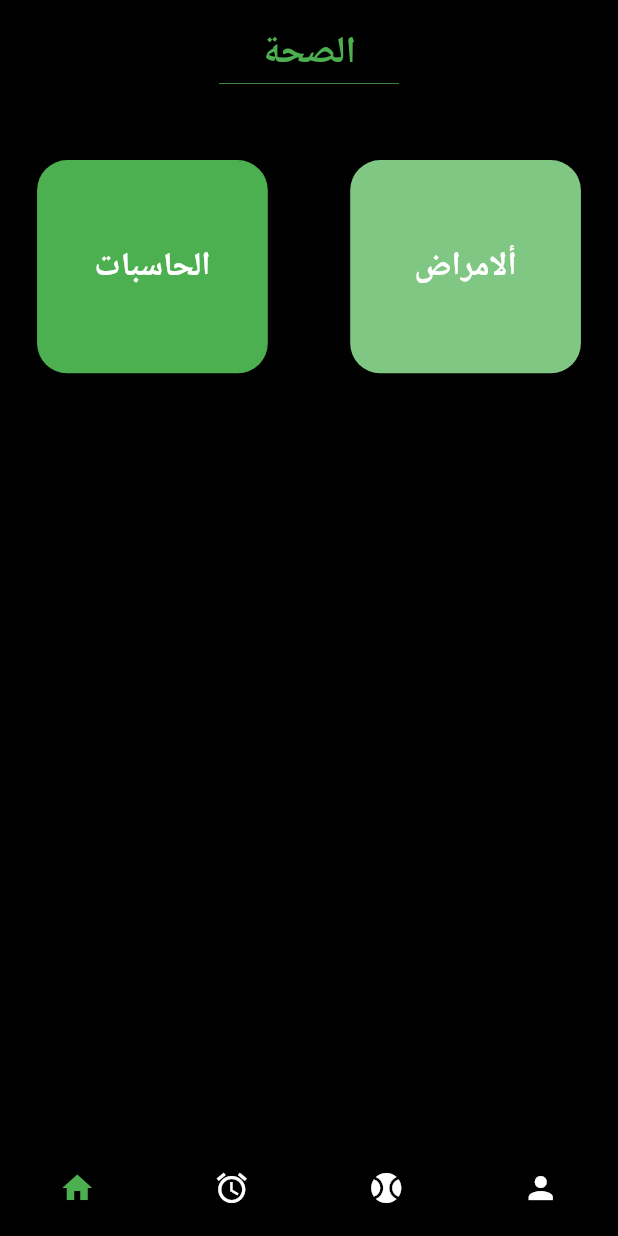
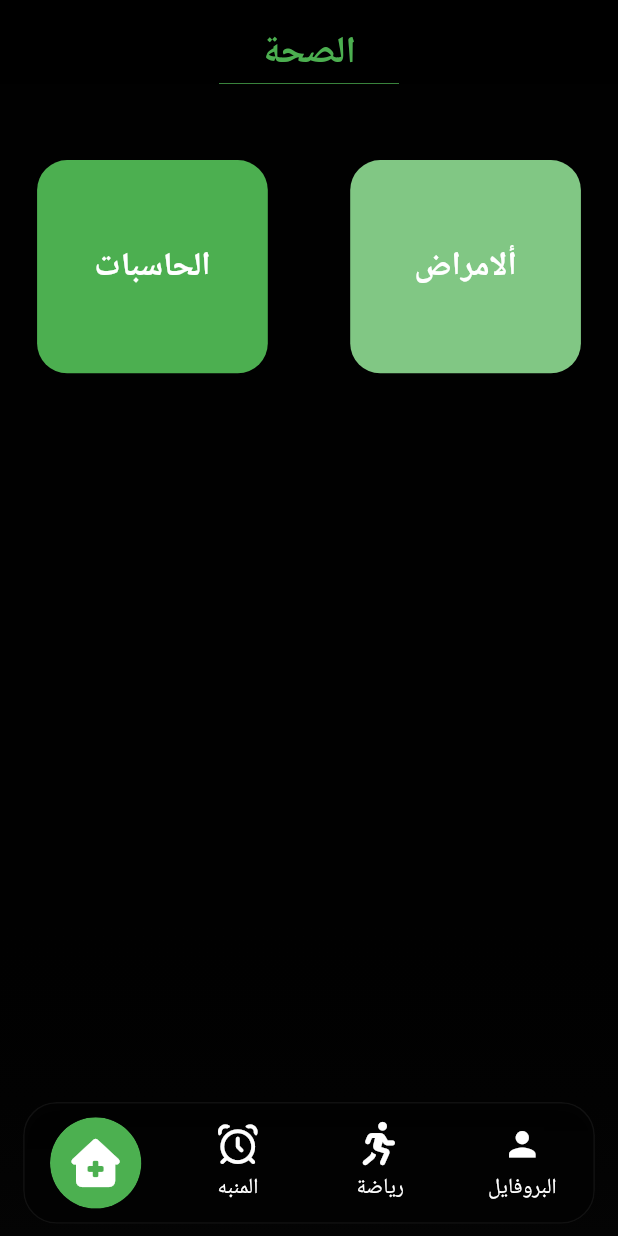
Before and after one commit to abd-alghani-soud/Nafas-Plus, a Flutter app: the screen it shows after launch, after a tap on "Login", on a phone screen of 412 x 824 dp. Run offline on Flutter 3.47's test engine with Material 3 defaults, Android fonts, the light colour scheme and no system bars; our stand-ins replace auto_size_text, bloc, bot_toast, dartz, easy_localization, equatable and 13 more.

Commit message:
edit some files & add custom nav bar to home layer

```diff
--- a/lib/core/constants/my_colors.dart
+++ b/lib/core/constants/my_colors.dart
@@ -7,10 +7,10 @@ class MyColors {
 
   // Visual greens
   static const Color greenNeon = Color(0xFF9de96d);
-  static const Color greenAccent =
+  static const Color greenAccent = Color(0xFF4cb050);
   // Colors.green;
   //  Color.fromARGB(255, 29, 175, 18);
-  Color(0xFF4cb050);
+
   static const Color blueAccent = Color(0xFF0AE0A0);
 
   // gray box
--- a/lib/core/constants/my_images.dart
+++ b/lib/core/constants/my_images.dart
@@ -4,6 +4,6 @@ class MyImages {
   static const String circle1 = 'assets/images/image1.png';
   static const String circle2 = 'assets/images/image.png';
   static const String p1 = 'assets/images/a.jpg';
-  static const String kLogo = 'assets/images/klogo.jpg';
+  static const String kLogo = 'assets/images/klogo.png';
   static const String nameLogo = 'assets/images/logo_name.jpg';
 }
--- a/lib/features/auth/presentation/screens/login_page.dart
+++ b/lib/features/auth/presentation/screens/login_page.dart
@@ -7,7 +7,6 @@ import 'package:nafas/features/auth/presentation/screens/sign_up_page.dart';
 import 'package:nafas/features/auth/presentation/widgets/custom_button.dart';
 import 'package:nafas/features/auth/presentation/widgets/custom_text_field.dart';
 import 'package:nafas/features/home/presentation/screens/first_page.dart';
-import 'package:nafas/features/home/presentation/screens/home_page.dart';
 
 class LoginPage extends StatelessWidget {
   LoginPage({super.key});
@@ -26,12 +25,18 @@ class LoginPage extends StatelessWidget {
             Positioned(
               top: 0,
               left: 0,
-              child: Image(image: AssetImage('assets/images/image1.png')),
+              child: Image(
+                image: AssetImage('assets/images/image1.png'),
+                width: 200,
+              ),
             ),
             Positioned(
               right: 0,
               bottom: 0,
-              child: Image(image: AssetImage('assets/images/image.png')),
+              child: Image(
+                image: AssetImage('assets/images/image.png'),
+                width: 200,
+              ),
             ),
             SingleChildScrollView(
               child: SafeArea(
--- a/lib/features/auth/presentation/screens/sign_up_page.dart
+++ b/lib/features/auth/presentation/screens/sign_up_page.dart
@@ -24,12 +24,18 @@ class SignUpPage extends StatelessWidget {
             Positioned(
               top: 0,
               left: 0,
-              child: Image(image: AssetImage('assets/images/image1.png')),
+              child: Image(
+                image: AssetImage('assets/images/image1.png'),
+                width: 200,
+              ),
             ),
             Positioned(
               right: 0,
               bottom: 0,
-              child: Image(image: AssetImage('assets/images/image.png')),
+              child: Image(
+                image: AssetImage('assets/images/image.png'),
+                width: 200,
+              ),
             ),
             SingleChildScrollView(
               child: SafeArea(
@@ -118,9 +124,7 @@ class SignUpPage extends StatelessWidget {
                         children: [
                           Text(
                             MyString.alreadyHaveAnAccount,
-                            style: TextStyle(
-                              fontSize: 15.sp,
-                            ),
+                            style: TextStyle(fontSize: 15.sp),
                           ),
                           SizedBox(width: 8.w),
                           GestureDetector(
--- a/lib/features/home/presentation/screens/first_page.dart
+++ b/lib/features/home/presentation/screens/first_page.dart
@@ -1,6 +1,9 @@
+import 'dart:ui';
 import 'package:flutter/material.dart';
+import 'package:flutter_screenutil/flutter_screenutil.dart';
 import 'package:nafas/features/alarm_clock/presentation/screens/alarm_clock_page.dart';
 import 'package:nafas/features/home/presentation/screens/home_page.dart';
+import 'package:nafas/features/home/presentation/widgets/custom_nav_bar.dart';
 import 'package:nafas/features/profile/presentation/screens/profile_page.dart';
 import 'package:nafas/features/sport/presentation/screens/sport_page.dart';
 
@@ -12,48 +15,55 @@ class FirstPage extends StatefulWidget {
 }
 
 class _FirstPageState extends State<FirstPage> {
-  ValueNotifier<int> selectedIndex = ValueNotifier(0);
+  final ValueNotifier<int> selectedIndex = ValueNotifier(0);
+
+  @override
+  void dispose() {
+    selectedIndex.dispose();
+    super.dispose();
+  }
 
   @override
   Widget build(BuildContext context) {
-    return ValueListenableBuilder(
+    return ValueListenableBuilder<int>(
       valueListenable: selectedIndex,
       builder: (context, value, child) {
         return Scaffold(
-          backgroundColor: Colors.black,
+          backgroundColor: const Color(0xFF010101),
           extendBody: true,
-          body: IndexedStack(
+          body: Stack(
+            children: [
+              IndexedStack(
                 index: value,
-            children: [
+                children: const [
                   HomePage(),
                   AlarmClockPage(),
                   SportPage(),
                   ProfilePage(),
                 ],
               ),
-          bottomNavigationBar: BottomNavigationBar(
-            currentIndex: selectedIndex.value,
-            type: BottomNavigationBarType.fixed,
-            backgroundColor: Colors.black,
-            selectedItemColor: Colors.green,
-            unselectedItemColor: Colors.white,
-            showSelectedLabels: false,
-            showUnselectedLabels: false,
-            onTap: (value) {
-              selectedIndex.value = value;
-            },
-            items: const [
-              BottomNavigationBarItem(icon: Icon(Icons.home), label: 'الصحة'),
-              BottomNavigationBarItem(icon: Icon(Icons.alarm), label: 'المنبه'),
-              BottomNavigationBarItem(
-                icon: Icon(Icons.sports_baseball_rounded),
-                label: 'رياضة',
+              Positioned(
+                left: 0,
+                right: 0,
+                bottom: 0,
+                height: 220.h,
+                child: Container(
+                  decoration: const BoxDecoration(
+                    gradient: LinearGradient(
+                      begin: Alignment.topCenter,
+                      end: Alignment.bottomCenter,
+                      colors: [
+                        Colors.transparent,
+                        Color.fromARGB(40, 20, 20, 20),
+                      ],
                     ),
-              BottomNavigationBarItem(
-                icon: Icon(Icons.person),
-                label: 'بروفايل',
+                  ),
+                ),
               ),
             ],
+          ),
+          bottomNavigationBar: CustomBottomNav(
+            selectedIndex: selectedIndex,
           ),
         );
       },
--- /dev/null
+++ b/lib/features/home/presentation/widgets/bubble_icon_widget.dart
@@ -0,0 +1,42 @@
+import 'dart:ui';
+import 'package:flutter/material.dart';
+import 'package:flutter_screenutil/flutter_screenutil.dart';
+
+class BubbleIcon extends StatelessWidget {
+  final IconData icon;
+  final double size;
+
+  const BubbleIcon({required this.icon, required this.size, super.key});
+
+  @override
+  Widget build(BuildContext context) {
+    return SizedBox(
+      width: size,
+      height: size,
+      child: ClipOval(
+        child: BackdropFilter(
+          filter: ImageFilter.blur(sigmaX: 6, sigmaY: 6),
+          child: Container(
+            decoration: BoxDecoration(
+              shape: BoxShape.circle,
+              color: const Color(0xFF4cb050),
+              boxShadow: [
+                BoxShadow(
+                  color: const Color(0xFF4cb050).withOpacity(0.5),
+                  blurRadius: 15,
+                  offset: const Offset(0, 5),
+                ),
+              ],
+            ),
+            child: Center(
+              child: Transform.translate(
+                offset: const Offset(0, 0),
+                child: Icon(icon, size: (size * 0.48).sp, color: Colors.white),
+              ),
+            ),
+          ),
+        ),
+      ),
+    );
+  }
+}
--- /dev/null
+++ b/lib/features/home/presentation/widgets/custom_nav_bar.dart
@@ -0,0 +1,89 @@
+import 'dart:ui';
+import 'package:flutter/material.dart';
+import 'package:flutter_screenutil/flutter_screenutil.dart';
+import 'package:font_awesome_flutter/font_awesome_flutter.dart';
+import 'package:nafas/features/home/presentation/widgets/bubble_icon_widget.dart';
+
+class CustomBottomNav extends StatelessWidget {
+  final ValueNotifier<int> selectedIndex;
+  const CustomBottomNav({required this.selectedIndex, super.key});
+
+  @override
+  Widget build(BuildContext context) {
+    final List<IconData> iconList = [
+      FontAwesomeIcons.houseMedical,
+      FontAwesomeIcons.alarmClock,
+      FontAwesomeIcons.personRunning,
+      Icons.person,
+    ];
+    final List<String> labels = [
+      'الصحة',
+      'المنبه',
+      'رياضة',
+      'البروفايل',
+    ];
+    final double bottomInset = MediaQuery.of(context).viewPadding.bottom;
+    final double containerHeight = 80.h;
+
+    return Padding(
+      padding: EdgeInsets.only(left: 14.w, right: 14.w, bottom: bottomInset + 8.h),
+      child: ClipRRect(
+        borderRadius: BorderRadius.circular(22.r),
+        child: BackdropFilter(
+          filter: ImageFilter.blur(sigmaX: 18.0, sigmaY: 18.0),
+          child: Container(
+            height: containerHeight,
+            decoration: BoxDecoration(
+              color: Colors.black.withOpacity(0.18),
+              borderRadius: BorderRadius.circular(22.r),
+              border: Border.all(color: Colors.white.withOpacity(0.06), width: 1),
+              boxShadow: [
+                BoxShadow(
+                  color: Colors.black.withOpacity(0.35),
+                  blurRadius: 8,
+                  offset: const Offset(0, 3),
+                ),
+              ],
+            ),
+            child: Row(
+              crossAxisAlignment: CrossAxisAlignment.center,
+              children: List.generate(iconList.length, (i) {
+                final bool isSelected = i == selectedIndex.value;
+                return Expanded(
+                  child: GestureDetector(
+                    onTap: () => selectedIndex.value = i,
+                    behavior: HitTestBehavior.opaque,
+                    child: Column(
+                      mainAxisAlignment: MainAxisAlignment.center,
+                      mainAxisSize: MainAxisSize.min,
+                      children: [
+                        Flexible(
+                          child: isSelected
+                              ? BubbleIcon(icon: iconList[i], size: 60.h)
+                              : Icon(iconList[i], size: 24.sp, color: Colors.white),
+                        ),
+                        SizedBox(height: isSelected ? 0 : 5.h),
+                        if (!isSelected)
+                          Flexible(
+                            child: Text(
+                              labels[i],
+                              style: TextStyle(
+                                color: Colors.white,
+                                fontSize: 13.sp,
+                              ),
+                              maxLines: 1,
+                              overflow: TextOverflow.ellipsis,
+                            ),
+                          ),
+                      ],
+                    ),
+                  ),
+                );
+              }),
+            ),
+          ),
+        ),
+      ),
+    );
+  }
+}
--- a/lib/features/splash_onboarding/presentation/screens/splash_page.dart
+++ b/lib/features/splash_onboarding/presentation/screens/splash_page.dart
@@ -2,6 +2,7 @@ import 'package:flutter/material.dart';
 import 'package:flutter_screenutil/flutter_screenutil.dart';
 import 'package:google_fonts/google_fonts.dart';
 import 'package:flutter_animate/flutter_animate.dart';
+import 'package:nafas/core/constants/my_images.dart';
 import 'package:nafas/features/auth/presentation/screens/login_page.dart';
 import '../../../../core/constants/my_colors.dart';
 
@@ -47,7 +48,7 @@ class _SplashPageState extends State<SplashPage> {
               top: 0,
               left: 0,
               child: Image.asset(
-                'assets/images/image1.png',
+                MyImages.circle1,
                 fit: BoxFit.cover,
                 width: 120.w,
                 errorBuilder: (context, error, stackTrace) {
@@ -59,7 +60,7 @@ class _SplashPageState extends State<SplashPage> {
               right: 0,
               bottom: 0,
               child: Image.asset(
-                'assets/images/image.png',
+                MyImages.circle2,
                 fit: BoxFit.cover,
                 width: 120.w,
                 errorBuilder: (context, error, stackTrace) {
@@ -74,7 +75,7 @@ class _SplashPageState extends State<SplashPage> {
                 children: [
                   isFading
                       ? Image.asset(
-                            'assets/images/klogo.jpg',
+                            MyImages.kLogo,
                             height: 350.h,
                             fit: BoxFit.contain,
                             errorBuilder: (context, error, stackTrace) {
@@ -96,7 +97,7 @@ class _SplashPageState extends State<SplashPage> {
                           )
                           .fade(duration: 1.seconds)
                       : Image.asset(
-                        'assets/images/klogo.jpg',
+                        MyImages.kLogo,
                         height: 350.h,
                         fit: BoxFit.contain,
                         errorBuilder: (context, error, stackTrace) {
@@ -116,7 +117,7 @@ class _SplashPageState extends State<SplashPage> {
                       ? Text(
                             'Nafas+',
                             style: GoogleFonts.aBeeZee(
-                              fontSize: 34.sp,
+                              fontSize: 44.sp,
                               fontWeight: FontWeight.bold,
                               color: MyColors.greenNeon,
                             ),
@@ -130,7 +131,7 @@ class _SplashPageState extends State<SplashPage> {
                       : Text(
                         'Nafas+',
                         style: GoogleFonts.aBeeZee(
-                          fontSize: 34.sp,
+                          fontSize: 44.sp,
                           fontWeight: FontWeight.bold,
                           color: MyColors.greenNeon,
                         ),
```
Also changed, not shown: assets/images/klogo.jpg (deleted), assets/images/klogo.png (added), lib/generated/assets.dart (deleted). Lines whose indentation alone changed are shown as unchanged.
